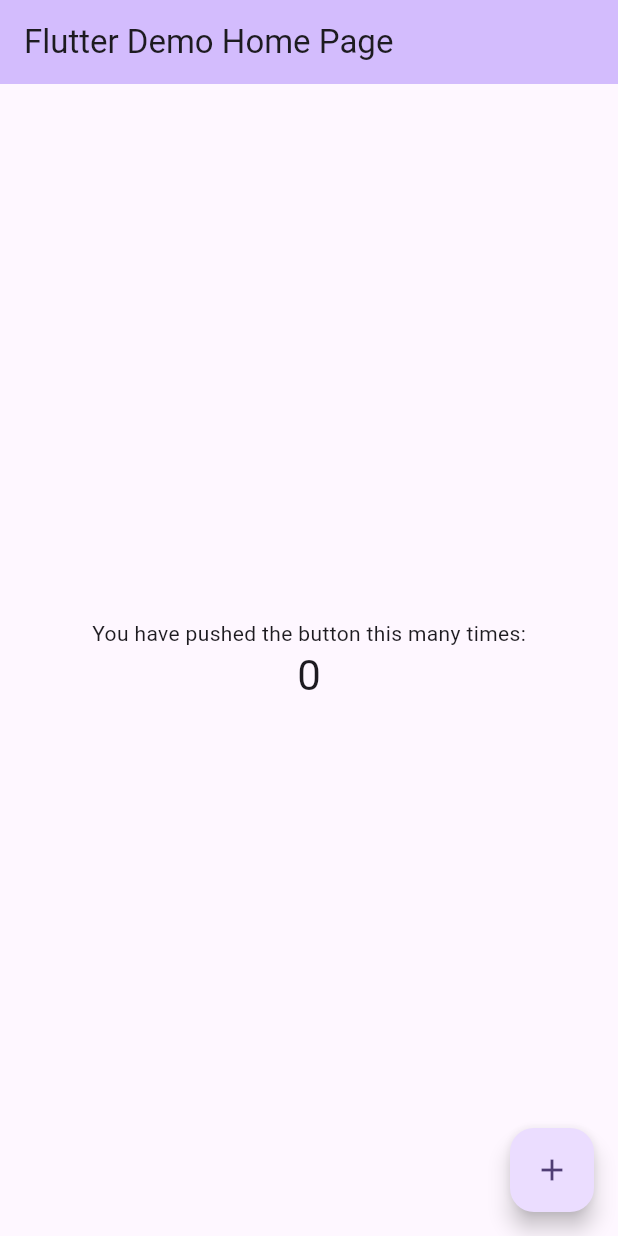
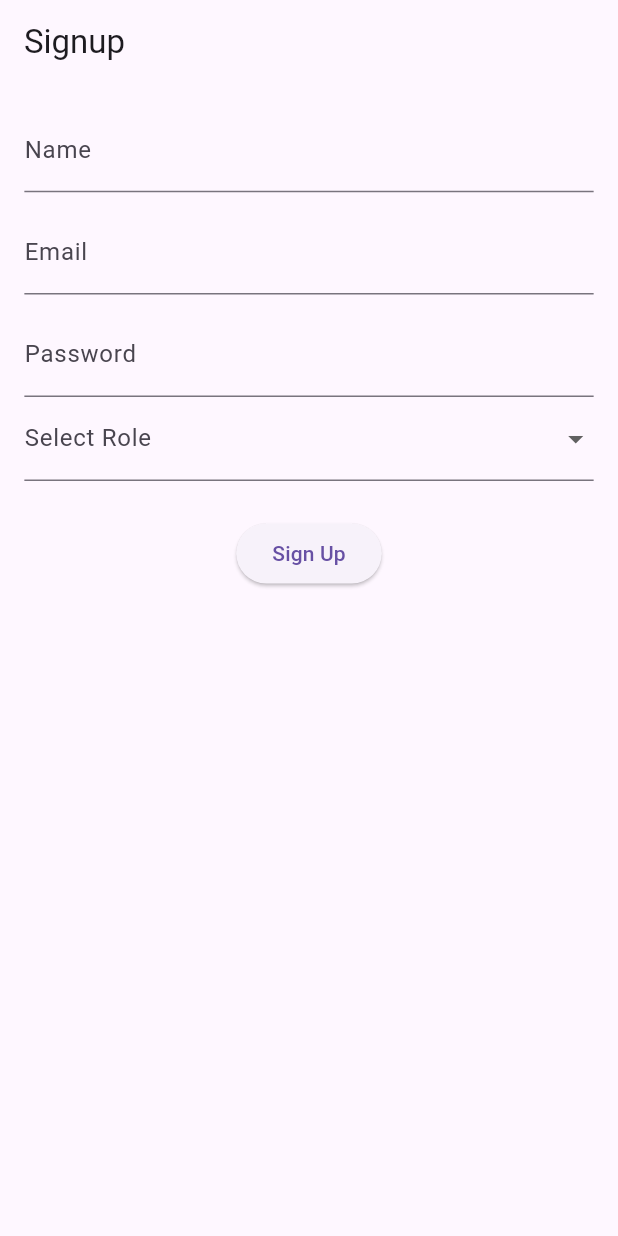
Before and after one commit to mohamed-yaseen13/souq, a Flutter app: the screen it shows after launch, on a phone screen of 412 x 824 dp. Run offline on Flutter 3.47's test engine with Material 3 defaults, Android fonts, the phone set to English and light mode, and no system bars; our stand-ins replace cloud_firestore, firebase_auth, firebase_core, flutter_bloc, flutter_screenutil, freezed_annotation and 1 more; accounts and stored records are empty.

Commit message:
Added Signup Flow

```diff
--- a/analysis_options.yaml
+++ b/analysis_options.yaml
@@ -7,6 +7,9 @@
 
 # The following line activates a set of recommended lints for Flutter apps,
 # packages, and plugins designed to encourage good coding practices.
+analyzer:
+  errors:
+    avoid_print: ignore
 include: package:flutter_lints/flutter.yaml
 
 linter:
--- /dev/null
+++ b/lib/core/helpers/spacing.dart
@@ -0,0 +1,6 @@
+import 'package:flutter/material.dart';
+import 'package:flutter_screenutil/flutter_screenutil.dart';
+
+SizedBox verticalSpace(double height) => SizedBox(height: height.h);
+
+SizedBox horizontalSpace(double width) => SizedBox(width: width.w);
--- /dev/null
+++ b/lib/core/models/user_model.dart
@@ -0,0 +1,24 @@
+import 'package:json_annotation/json_annotation.dart';
+
+part 'user_model.g.dart';
+
+@JsonSerializable()
+class UserModel {
+  final String id;
+  final String name;
+  final String email;
+  final String phone;
+  final String role;
+
+  UserModel({
+    required this.id,
+    required this.email,
+    required this.name,
+    required this.phone,
+    required this.role,
+  });
+
+  factory UserModel.fromJson(Map<String, dynamic> json) =>
+      _$UserModelFromJson(json);
+  Map<String, dynamic> toJson() => _$UserModelToJson(this);
+}
--- /dev/null
+++ b/lib/core/routing/app_router.dart
@@ -0,0 +1,31 @@
+import 'package:flutter/material.dart';
+import 'package:flutter_bloc/flutter_bloc.dart';
+import 'package:souq/core/di/di.dart';
+import 'package:souq/core/routing/app_routes.dart';
+import 'package:souq/features/home/home_screen.dart';
+import 'package:souq/features/signup/logic/cubit/signup_cubit.dart';
+import 'package:souq/features/signup/ui/signup_screen.dart';
+
+class AppRouter {
+  static Route<dynamic>? generateRoute(RouteSettings settings) {
+    switch (settings.name) {
+      case AppRoutes.signupScreen:
+        return MaterialPageRoute(
+          builder: (_) => BlocProvider(
+            create: (context) => getIt<SignupCubit>(),
+            child: SignupScreen(),
+          ),
+          settings: settings,
+        );
+
+      case AppRoutes.home:
+        return MaterialPageRoute(
+          builder: (_) => HomeScreen(),
+          settings: settings,
+        );
+
+      default:
+        return null;
+    }
+  }
+}
--- /dev/null
+++ b/lib/core/routing/app_routes.dart
@@ -0,0 +1,5 @@
+class AppRoutes {
+  static const String signupScreen = 'signupScreen';
+
+  static const String home = 'home';
+}
--- /dev/null
+++ b/lib/features/signup/data/signup_repo.dart
@@ -0,0 +1,31 @@
+import 'package:cloud_firestore/cloud_firestore.dart';
+import 'package:firebase_auth/firebase_auth.dart';
+import 'package:souq/core/models/user_model.dart';
+import 'package:souq/features/signup/data/signup_request_model.dart';
+
+class SignupRepo {
+  final FirebaseAuth auth;
+  final FirebaseFirestore firestore;
+
+  SignupRepo({required this.auth, required this.firestore});
+
+  Future<void> signupWithEmail(SignupRequestModel request) async {
+    final userCred = await auth.createUserWithEmailAndPassword(
+      email: request.email,
+      password: request.password,
+    );
+
+    final id = userCred.user?.uid;
+    if (id == null) throw Exception('Failed to get user ID');
+
+    final user = UserModel(
+      id: id,
+      name: request.name,
+      email: request.email,
+      phone: "", // or remove this field if not used
+      role: request.role,
+    );
+
+    await firestore.collection('users').doc(id).set(user.toJson());
+  }
+}
--- /dev/null
+++ b/lib/features/signup/data/signup_request_model.dart
@@ -0,0 +1,22 @@
+import 'package:json_annotation/json_annotation.dart';
+
+part 'signup_request_model.g.dart';
+
+@JsonSerializable()
+class SignupRequestModel {
+  final String name;
+  final String email;
+  final String password;
+  final String role;
+
+  SignupRequestModel({
+    required this.name,
+    required this.email,
+    required this.password,
+    required this.role,
+  });
+
+  factory SignupRequestModel.fromJson(Map<String, dynamic> json) =>
+      _$SignupRequestModelFromJson(json);
+  Map<String, dynamic> toJson() => _$SignupRequestModelToJson(this);
+}
--- /dev/null
+++ b/lib/features/signup/logic/cubit/signup_cubit.dart
@@ -0,0 +1,21 @@
+import 'package:flutter_bloc/flutter_bloc.dart';
+import 'package:souq/features/signup/data/signup_repo.dart';
+import 'package:souq/features/signup/data/signup_request_model.dart';
+import 'signup_state.dart';
+
+class SignupCubit extends Cubit<SignupState> {
+  final SignupRepo signupRepo;
+
+  SignupCubit(this.signupRepo) : super(const SignupState.initial());
+
+  void signupWithEmail(SignupRequestModel request) async {
+    emit(const SignupState.loading());
+
+    try {
+      await signupRepo.signupWithEmail(request);
+      emit(SignupState.success());
+    } catch (e) {
+      emit(SignupState.error(e.toString()));
+    }
+  }
+}
--- /dev/null
+++ b/lib/features/signup/logic/cubit/signup_state.dart
@@ -0,0 +1,11 @@
+import 'package:freezed_annotation/freezed_annotation.dart';
+
+part 'signup_state.freezed.dart';
+
+@freezed
+class SignupState with _$SignupState {
+  const factory SignupState.initial() = _Initial;
+  const factory SignupState.loading() = SignupLoading;
+  const factory SignupState.success() = SignupSuccess;
+  const factory SignupState.error(String message) = SignupError;
+}
--- /dev/null
+++ b/lib/features/signup/ui/signup_screen.dart
@@ -0,0 +1,121 @@
+import 'package:flutter/material.dart';
+import 'package:flutter_bloc/flutter_bloc.dart';
+import 'package:flutter_screenutil/flutter_screenutil.dart';
+import 'package:souq/core/helpers/extensions.dart';
+import 'package:souq/core/helpers/spacing.dart';
+import 'package:souq/core/routing/app_routes.dart';
+import 'package:souq/features/signup/data/signup_request_model.dart';
+import 'package:souq/features/signup/logic/cubit/signup_cubit.dart';
+import 'package:souq/features/signup/logic/cubit/signup_state.dart';
+
+class SignupScreen extends StatefulWidget {
+  const SignupScreen({super.key});
+
+  @override
+  State<SignupScreen> createState() => _SignupScreenState();
+}
+
+class _SignupScreenState extends State<SignupScreen> {
+  final _formKey = GlobalKey<FormState>();
+
+  final _nameController = TextEditingController();
+  final _emailController = TextEditingController();
+  final _passwordController = TextEditingController();
+  String? _selectedRole;
+
+  final List<String> roles = ['customer', 'delivery man', 'seller'];
+
+  @override
+  Widget build(BuildContext context) {
+    return Scaffold(
+      appBar: AppBar(title: const Text('Signup')),
+      body: Padding(
+        padding: EdgeInsets.all(16.sp),
+        child: BlocConsumer<SignupCubit, SignupState>(
+          listener: (context, state) {
+            if (state is SignupSuccess) {
+              context.pushReplacementNamed(AppRoutes.home);
+            } else if (state is SignupError) {
+              ScaffoldMessenger.of(
+                context,
+              ).showSnackBar(SnackBar(content: Text(state.message)));
+            }
+          },
+          builder: (context, state) {
+            return SingleChildScrollView(
+              child: Form(
+                key: _formKey,
+                child: Column(
+                  children: [
+                    TextFormField(
+                      controller: _nameController,
+                      decoration: const InputDecoration(labelText: 'Name'),
+                      validator: (value) =>
+                          value!.isEmpty ? 'Enter your name' : null,
+                    ),
+                    verticalSpace(12),
+                    TextFormField(
+                      controller: _emailController,
+                      decoration: const InputDecoration(labelText: 'Email'),
+                      keyboardType: TextInputType.emailAddress,
+                      validator: (value) =>
+                          value!.isEmpty ? 'Enter your email' : null,
+                    ),
+                    verticalSpace(12),
+                    TextFormField(
+                      controller: _passwordController,
+                      decoration: const InputDecoration(labelText: 'Password'),
+                      keyboardType: TextInputType.visiblePassword,
+                      validator: (value) =>
+                          value!.isEmpty ? 'Enter Password' : null,
+                    ),
+                    DropdownButtonFormField<String>(
+                      value: _selectedRole,
+                      decoration: const InputDecoration(
+                        labelText: 'Select Role',
+                      ),
+                      items: roles.map((role) {
+                        return DropdownMenuItem(value: role, child: Text(role));
+                      }).toList(),
+                      onChanged: (value) =>
+                          setState(() => _selectedRole = value),
+                      validator: (value) =>
+                          value == null ? 'Select a role' : null,
+                    ),
+                    verticalSpace(24),
+                    state is SignupLoading
+                        ? const CircularProgressIndicator()
+                        : ElevatedButton(
+                            onPressed: () {
+                              if (_formKey.currentState!.validate()) {
+                                final request = SignupRequestModel(
+                                  name: _nameController.text,
+                                  email: _emailController.text,
+                                  password: _passwordController.text,
+                                  role: _selectedRole!,
+                                );
+                                context.read<SignupCubit>().signupWithEmail(
+                                  request,
+                                );
+                              }
+                            },
+                            child: const Text('Sign Up'),
+                          ),
+                  ],
+                ),
+              ),
+            );
+          },
+        ),
+      ),
+    );
+  }
+
+  @override
+  void dispose() {
+    _nameController.dispose();
+    _emailController.dispose();
+    _passwordController.dispose();
+    super.dispose();
+  }
+}
--- a/lib/main.dart
+++ b/lib/main.dart
@@ -1,122 +1,13 @@
+import 'package:firebase_core/firebase_core.dart';
 import 'package:flutter/material.dart';
+import 'package:flutter_screenutil/flutter_screenutil.dart';
+import 'package:souq/core/di/di.dart';
+import 'package:souq/souq_app.dart';
 
-void main() {
-  runApp(const MyApp());
+void main() async {
+  WidgetsFlutterBinding.ensureInitialized();
+  await Firebase.initializeApp();
+  await ScreenUtil.ensureScreenSize();
+  await setupGetIt();
+  runApp(const SouqApp());
 }
-
-class MyApp extends StatelessWidget {
-  const MyApp({super.key});
-
-  // This widget is the root of your application.
-  @override
-  Widget build(BuildContext context) {
-    return MaterialApp(
-      title: 'Flutter Demo',
-      theme: ThemeData(
-        // This is the theme of your application.
-        //
-        // TRY THIS: Try running your application with "flutter run". You'll see
-        // the application has a purple toolbar. Then, without quitting the app,
-        // try changing the seedColor in the colorScheme below to Colors.green
-        // and then invoke "hot reload" (save your changes or press the "hot
-        // reload" button in a Flutter-supported IDE, or press "r" if you used
-        // the command line to start the app).
-        //
-        // Notice that the counter didn't reset back to zero; the application
-        // state is not lost during the reload. To reset the state, use hot
-        // restart instead.
-        //
-        // This works for code too, not just values: Most code changes can be
-        // tested with just a hot reload.
-        colorScheme: ColorScheme.fromSeed(seedColor: Colors.deepPurple),
-      ),
-      home: const MyHomePage(title: 'Flutter Demo Home Page'),
-    );
-  }
-}
-
-class MyHomePage extends StatefulWidget {
-  const MyHomePage({super.key, required this.title});
-
-  // This widget is the home page of your application. It is stateful, meaning
-  // that it has a State object (defined below) that contains fields that affect
-  // how it looks.
-
-  // This class is the configuration for the state. It holds the values (in this
-  // case the title) provided by the parent (in this case the App widget) and
-  // used by the build method of the State. Fields in a Widget subclass are
-  // always marked "final".
-
-  final String title;
-
-  @override
-  State<MyHomePage> createState() => _MyHomePageState();
-}
-
-class _MyHomePageState extends State<MyHomePage> {
-  int _counter = 0;
-
-  void _incrementCounter() {
-    setState(() {
-      // This call to setState tells the Flutter framework that something has
-      // changed in this State, which causes it to rerun the build method below
-      // so that the display can reflect the updated values. If we changed
-      // _counter without calling setState(), then the build method would not be
-      // called again, and so nothing would appear to happen.
-      _counter++;
-    });
-  }
-
-  @override
-  Widget build(BuildContext context) {
-    // This method is rerun every time setState is called, for instance as done
-    // by the _incrementCounter method above.
-    //
-    // The Flutter framework has been optimized to make rerunning build methods
-    // fast, so that you can just rebuild anything that needs updating rather
-    // than having to individually change instances of widgets.
-    return Scaffold(
-      appBar: AppBar(
-        // TRY THIS: Try changing the color here to a specific color (to
-        // Colors.amber, perhaps?) and trigger a hot reload to see the AppBar
-        // change color while the other colors stay the same.
-        backgroundColor: Theme.of(context).colorScheme.inversePrimary,
-        // Here we take the value from the MyHomePage object that was created by
-        // the App.build method, and use it to set our appbar title.
-        title: Text(widget.title),
-      ),
-      body: Center(
-        // Center is a layout widget. It takes a single child and positions it
-        // in the middle of the parent.
-        child: Column(
-          // Column is also a layout widget. It takes a list of children and
-          // arranges them vertically. By default, it sizes itself to fit its
-          // children horizontally, and tries to be as tall as its parent.
-          //
-          // Column has various properties to control how it sizes itself and
-          // how it positions its children. Here we use mainAxisAlignment to
-          // center the children vertically; the main axis here is the vertical
-          // axis because Columns are vertical (the cross axis would be
-          // horizontal).
-          //
-          // TRY THIS: Invoke "debug painting" (choose the "Toggle Debug Paint"
-          // action in the IDE, or press "p" in the console), to see the
-          // wireframe for each widget.
-          mainAxisAlignment: MainAxisAlignment.center,
-          children: <Widget>[
-            const Text('You have pushed the button this many times:'),
-            Text(
-              '$_counter',
-              style: Theme.of(context).textTheme.headlineMedium,
-            ),
-          ],
-        ),
-      ),
-      floatingActionButton: FloatingActionButton(
-        onPressed: _incrementCounter,
-        tooltip: 'Increment',
-        child: const Icon(Icons.add),
-      ), // This trailing comma makes auto-formatting nicer for build methods.
-    );
-  }
-}
--- /dev/null
+++ b/lib/souq_app.dart
@@ -0,0 +1,23 @@
+import 'package:flutter/material.dart';
+import 'package:flutter_screenutil/flutter_screenutil.dart';
+import 'package:souq/core/routing/app_router.dart';
+import 'package:souq/core/routing/app_routes.dart';
+
+class SouqApp extends StatelessWidget {
+  const SouqApp({super.key});
+
+  @override
+  Widget build(BuildContext context) {
+    return ScreenUtilInit(
+      designSize: const Size(375, 812),
+      minTextAdapt: true,
+      builder: (context, child) {
+        return MaterialApp(
+          debugShowCheckedModeBanner: false,
+          initialRoute: AppRoutes.signupScreen,
+          onGenerateRoute: AppRouter.generateRoute,
+        );
+      },
+    );
+  }
+}
```
Also changed, not shown: lib/core/di/di.dart (added, +23 -0 lines), lib/core/helpers/extensions.dart (added, +33 -0 lines), lib/features/home/home_screen.dart (added, +10 -0 lines), pubspec.yaml (+15 -17 lines), firebase.json (added), lib/core/models/user_model.g.dart (added), lib/features/signup/data/signup_request_model.g.dart (added), lib/features/signup/logic/cubit/signup_state.freezed.dart (added), lib/firebase_options.dart (added), pubspec.lock, 23 other files.
